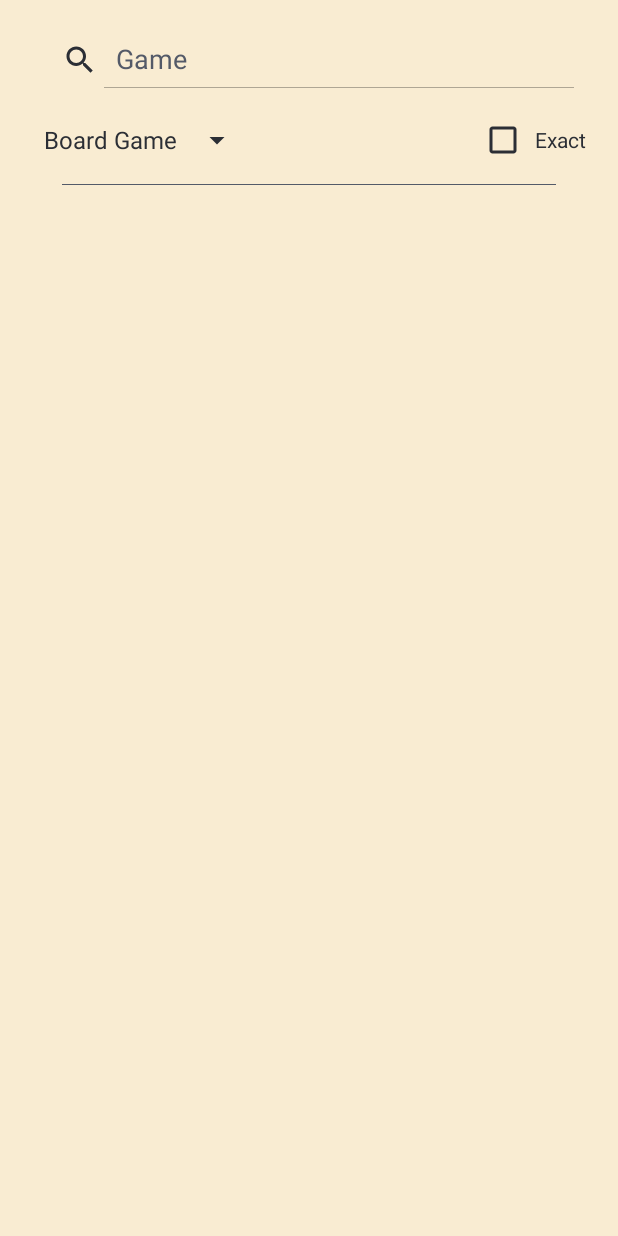
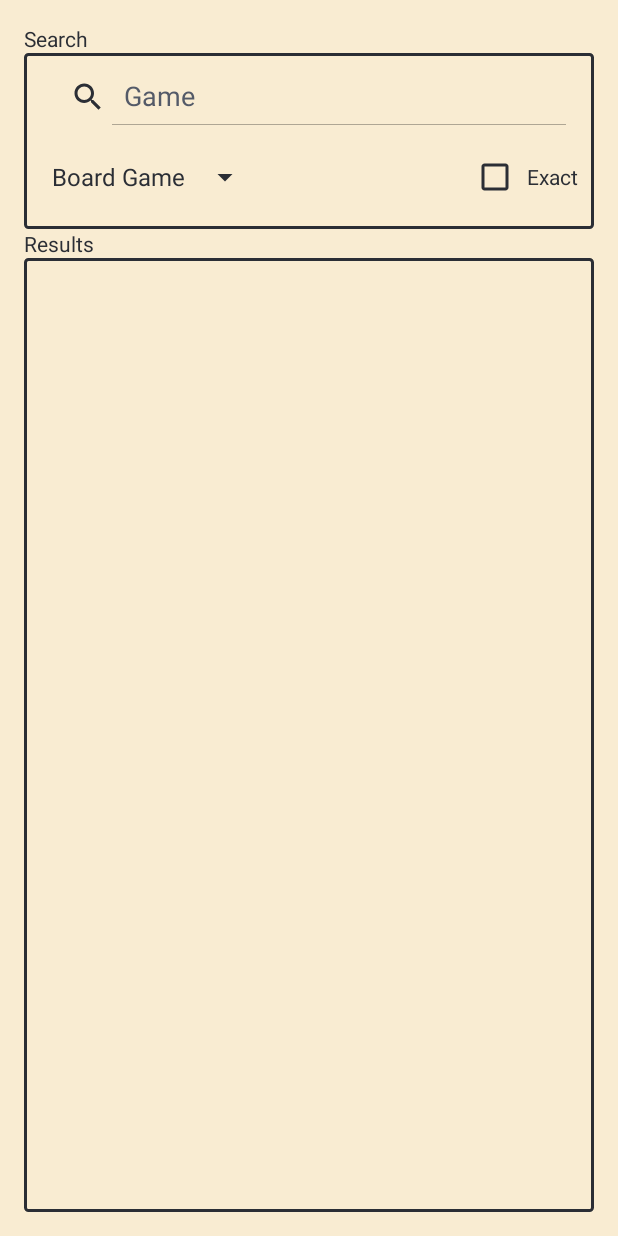
Before and after one commit to cjboyett/boardgametracker, an Android app: the AddBoardGameActivity screen opened directly, with no data from a screen before it, on a phone screen of 412 x 824 dp. Run offline under Robolectric (Android 15) with nearby library versions, the phone set to English and light mode, and no system bars; our stand-ins replace Firebase (no records; nobody signed in at launch, a user with empty details on screens opened directly); libraries missing offline, so code that uses them is left out: com.facebook, com.facebook.share, uk.co.deanwild; pictures from the network do not load.

Commit message:
Update Add Board Game layout

```diff
--- a/app/src/main/java/com/cjboyett/boardgamestats/activity/AddBoardGameActivity.java
+++ b/app/src/main/java/com/cjboyett/boardgamestats/activity/AddBoardGameActivity.java
@@ -606,6 +606,12 @@ public class AddBoardGameActivity extends BaseActivity
 		ViewUtilities.tintLayoutBackground(gameTypeSpinner, foregroundColor);
 		listView.setBackgroundColor(backgroundColor);
 
+		((TextView)view.findViewById(R.id.textview_game_search)).setTextColor(foregroundColor);
+		((TextView)view.findViewById(R.id.textview_game_search_results)).setTextColor(foregroundColor);
+
+		ViewUtilities.tintLayoutBackground(view.findViewById(R.id.layout_game_search), foregroundColor);
+		ViewUtilities.tintLayoutBackground(view.findViewById(R.id.layout_game_search_results), foregroundColor);
+
 		findViewById(R.id.imageview_spacer).setBackgroundColor(hintTextColor);
 
 		ViewUtilities.tintProgressBar(progressBar, foregroundColor);
--- a/app/src/main/res/layout/content_add_board_game.xml
+++ b/app/src/main/res/layout/content_add_board_game.xml
@@ -22,11 +22,20 @@
 		android:focusable="true"
 		android:focusableInTouchMode="true"/>
 
+	<TextView
+		android:layout_width="wrap_content"
+		android:layout_height="wrap_content"
+		android:textAppearance="?android:attr/textAppearanceSmall"
+		android:text="Search"
+		android:id="@+id/textview_game_search"/>
+
 	<LinearLayout
 		android:layout_width="match_parent"
 		android:layout_height="wrap_content"
 		android:orientation="vertical"
-		>
+		android:background="@drawable/content_background_medium_border"
+		android:id="@+id/layout_game_search"
+		android:padding="5dp">
 
 		<SearchView
 			android:layout_width="match_parent"
@@ -46,9 +55,9 @@
 				android:layout_width="wrap_content"
 				android:layout_height="wrap_content"
 				android:id="@+id/spinner_game_type"
-				android:padding="5dp"
 				android:layout_alignParentLeft="true"
-				android:layout_alignParentTop="true"/>
+				android:layout_alignParentTop="true"
+				android:padding="5dp"/>
 
 			<android.support.v7.widget.AppCompatCheckBox
 				android:layout_width="wrap_content"
@@ -69,11 +78,18 @@
 
 	</LinearLayout>
 
+	<TextView
+		android:layout_width="wrap_content"
+		android:layout_height="wrap_content"
+		android:textAppearance="?android:attr/textAppearanceSmall"
+		android:id="@+id/textview_game_search_results"
+		android:text="Results"/>
 
 	<LinearLayout
 		android:orientation="horizontal"
 		android:layout_width="match_parent"
-		android:layout_height="wrap_content">
+		android:layout_height="wrap_content"
+		android:visibility="gone">
 
 		<Space
 			android:layout_width="25dp"
@@ -98,7 +114,10 @@
 
 	<RelativeLayout
 		android:layout_width="match_parent"
-		android:layout_height="match_parent">
+		android:layout_height="match_parent"
+		android:background="@drawable/content_background_medium_border"
+		android:id="@+id/layout_game_search_results"
+		android:padding="5dp">
 
 		<ListView
 			android:layout_width="match_parent"
```
